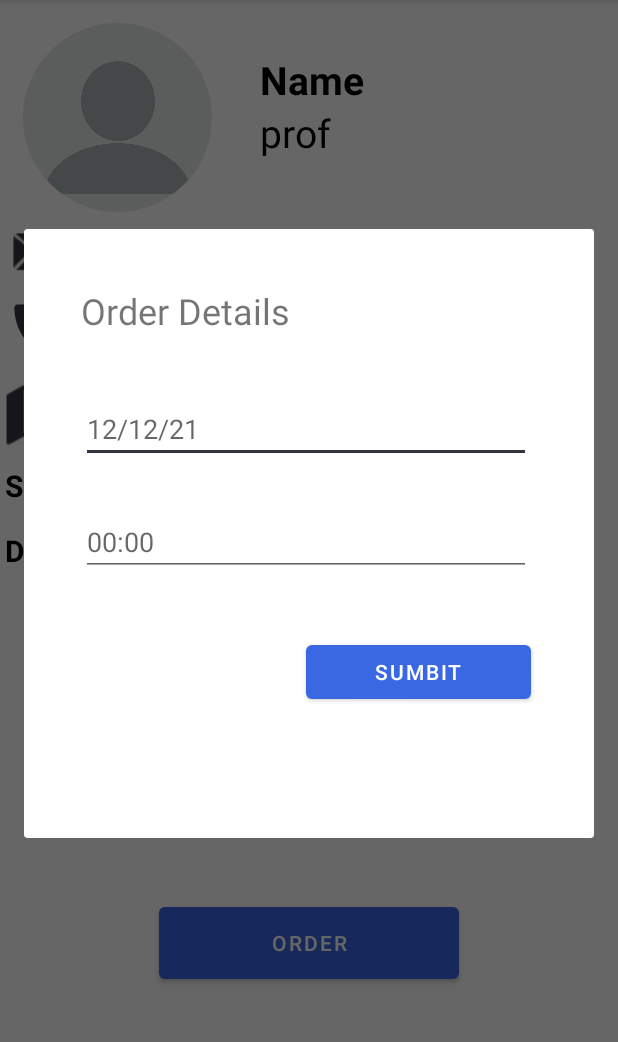
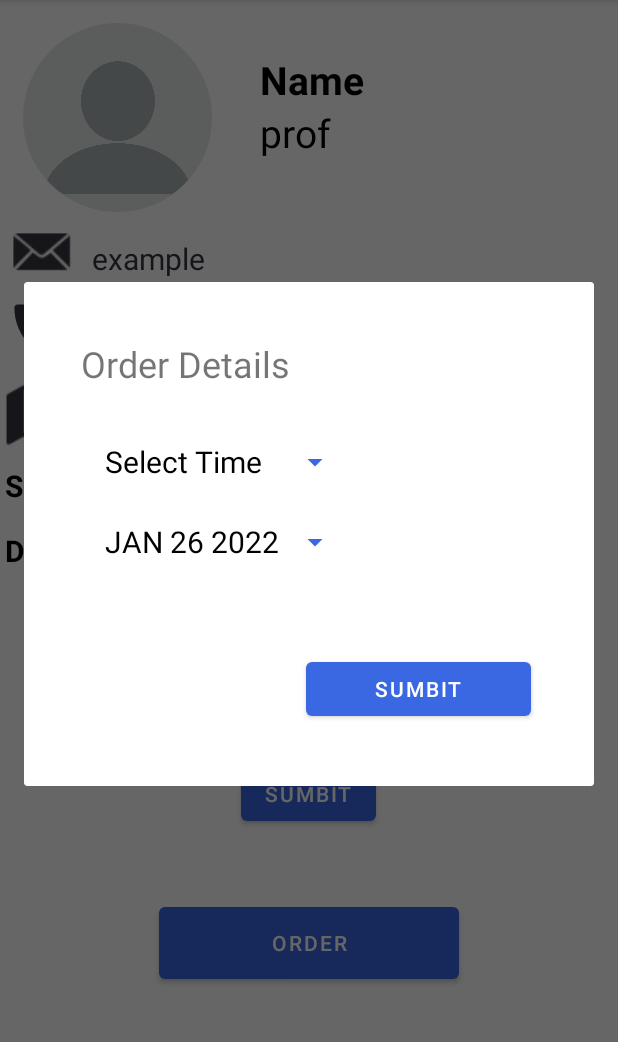
Before and after one commit to adimor1/HandIt, an Android app: the ProfessionalDetailsActivity screen opened directly, with no data from a screen before it, after a tap on "ORDER", on a phone screen of 412 x 824 dp, the part 84-1126 px from its top. Run offline under Robolectric (Android 15) with nearby library versions, the phone set to English and light mode, and no system bars; our stand-ins replace CircleImageView, Firebase (no records; nobody signed in at launch, a user with empty details on screens opened directly), Picasso; pictures from the network do not load.

Commit message:
finish order with date & time picker

```diff
--- a/app/src/main/java/com/example/myapplication/Activities/ProfessionalDetailsActivity.java
+++ b/app/src/main/java/com/example/myapplication/Activities/ProfessionalDetailsActivity.java
@@ -3,17 +3,24 @@ package com.example.myapplication.Activities;
 import androidx.annotation.NonNull;
 import androidx.appcompat.app.AppCompatActivity;
 
+import android.app.AlertDialog;
+import android.app.DatePickerDialog;
 import android.app.Dialog;
+import android.app.TimePickerDialog;
 import android.net.Uri;
 import android.os.Bundle;
+import android.text.Editable;
+import android.text.TextWatcher;
 import android.view.View;
 import android.view.Window;
 import android.widget.Button;
+import android.widget.DatePicker;
 import android.widget.EditText;
 import android.widget.ImageView;
 import android.widget.RatingBar;
 import android.widget.TextClock;
 import android.widget.TextView;
+import android.widget.TimePicker;
 import android.widget.Toast;
 
 import com.example.myapplication.Models.LoginUser;
@@ -31,7 +38,9 @@ import com.google.firebase.storage.StorageReference;
 import com.squareup.picasso.Picasso;
 
 import java.text.DateFormat;
+import java.util.Calendar;
 import java.util.HashMap;
+import java.util.Locale;
 
 public class ProfessionalDetailsActivity extends AppCompatActivity {
 
@@ -50,6 +59,11 @@ public class ProfessionalDetailsActivity extends AppCompatActivity {
     private ImageView imageDetails;
     private RatingBar rBar;
     private Button btn;
+    Button timeButton;
+    int hour;
+    int minute;
+    private DatePickerDialog datePickerDialog;
+    Button dateButton;
 
     DatabaseReference databaseReference;
     StorageReference storageReference;
@@ -156,24 +170,33 @@ public class ProfessionalDetailsActivity extends AppCompatActivity {
         dialog.requestWindowFeature(Window.FEATURE_NO_TITLE);
         dialog.setCancelable(true);
         dialog.setContentView(R.layout.custom_dialog);
-        final EditText timeEt = dialog.findViewById(R.id.timeEt);
-        final EditText dateEt = dialog.findViewById(R.id.dateEt);
-
-
-
         Button submitButton = dialog.findViewById(R.id.submit_button);
+        timeButton = dialog.findViewById(R.id.timeButton);
+        initDatePicker();
+        dateButton=dialog.findViewById(R.id.dateButton);
+        dateButton.setText(getTodayDate());
 
         submitButton.setOnClickListener(new View.OnClickListener() {
             @Override
             public void onClick(View v) {
-                String time = timeEt.getText().toString();
-                String date = dateEt.getText().toString();
+                String date = dateButton.getText().toString();
+                String time = timeButton.getText().toString();
                 addOrder(emailFromTv, time, date);
                 dialog.dismiss();
             }
         });
         dialog.show();
     }
+
+    private String getTodayDate(){
+        Calendar cal = Calendar.getInstance();
+        int year = cal.get(Calendar.YEAR);
+        int month = cal.get(Calendar.MONTH);
+        month = month+1;
+        int day = cal.get(Calendar.DAY_OF_MONTH);
+        return makeDateString(day, month, year);
+    }
+
 
     private void addOrder(String emailPro, String time, String date){
         Order order= new Order(emailPro, LoginUser.getLoginEmail(), time, date);
@@ -187,4 +210,87 @@ public class ProfessionalDetailsActivity extends AppCompatActivity {
         return Math.ceil(finalRating * 2) / 2;
 
     }
+
+    public void popTimePicker(View view){
+        TimePickerDialog.OnTimeSetListener onTimeSetListener=new TimePickerDialog.OnTimeSetListener() {
+            @Override
+            public void onTimeSet(TimePicker view, int hourOfDay, int minute) {
+                hour = hourOfDay;
+                minute = minute;
+                timeButton.setText(String.format(Locale.getDefault(), "%02d:%02d", hour, minute));
+            }
+        };
+
+        int style = AlertDialog.THEME_HOLO_DARK;
+        TimePickerDialog timePickerDialog = new TimePickerDialog(this, style, onTimeSetListener, hour, minute, true);
+        timePickerDialog.setTitle("select time");
+        timePickerDialog.show();
+    }
+
+    private void initDatePicker(){
+        DatePickerDialog.OnDateSetListener dateSetListener= new DatePickerDialog.OnDateSetListener() {
+            @Override
+            public void onDateSet(DatePicker view, int year, int month, int day) {
+                month = month +1;
+                String date = makeDateString(day, month, year);
+                dateButton.setText(date);
+            }
+        };
+
+        Calendar cal = Calendar.getInstance();
+        int year = cal.get(Calendar.YEAR);
+        int month = cal.get(Calendar.MONTH);
+        int day = cal.get(Calendar.DAY_OF_MONTH);
+
+        int style = AlertDialog.THEME_HOLO_DARK;
+         datePickerDialog = new DatePickerDialog(this, style, dateSetListener, year, month, day);
+    }
+
+    private String makeDateString(int day, int month, int year){
+        return getMonthFormat(month) + " " + day + " " + year;
+    }
+
+    private String getMonthFormat(int month){
+        if(month==1){
+            return "JAN";
+        }
+        if(month==2){
+            return "FEB";
+        }
+        if(month==3){
+            return "MAR";
+        }
+        if(month==4){
+            return "APR";
+        }
+        if(month==5){
+            return "MAY";
+        }
+        if(month==6){
+            return "JUN";
+        }
+        if(month==7){
+            return "JUL";
+        }
+        if(month==8){
+            return "AUG";
+        }
+        if(month==9){
+            return "SEP";
+        }
+        if(month==10){
+            return "OCT";
+        }
+        if(month==11){
+            return "NOV";
+        }
+        if(month==12){
+            return "DEC";
+        }
+        return "JAN";
+    }
+
+    public void popDatePicker(View view){
+        datePickerDialog.show();
+    }
 }
--- a/app/src/main/res/layout/custom_dialog.xml
+++ b/app/src/main/res/layout/custom_dialog.xml
@@ -2,7 +2,7 @@
 <LinearLayout xmlns:android="http://schemas.android.com/apk/res/android"
     android:orientation="vertical"
     android:layout_width="350dp"
-    android:layout_height="350dp"
+    android:layout_height="280dp"
     android:layout_margin="28dp"
     android:padding="10dp"
     >
@@ -15,30 +15,37 @@
         android:layout_marginBottom="20dp"
         />
 
-    <EditText
-        android:id="@+id/dateEt"
-        android:layout_width="match_parent"
+    <Button
+        android:id="@+id/timeButton"
+        android:onClick="popTimePicker"
+        android:layout_marginTop="5dp"
+        android:layout_marginEnd="30dp"
+        android:text="Select Time"
+        android:layout_width="180dp"
         android:layout_height="wrap_content"
-        android:hint="12/12/21"
-        android:inputType="date"
-        android:layout_marginTop="20dp"
-        android:layout_marginEnd="30dp"/>
+        android:textColor="@color/black"
+        android:textSize="20sp"
+        style="?android:spinnerStyle"/>
 
-    <EditText
-        android:id="@+id/timeEt"
-        android:layout_width="match_parent"
+    <Button
+        android:layout_width="180dp"
         android:layout_height="wrap_content"
-        android:hint="00:00"
-        android:inputType="time"
-        android:layout_marginTop="30dp"
-        android:layout_marginEnd="30dp"/>
+        android:id="@+id/dateButton"
+        android:onClick="popDatePicker"
+        android:layout_marginTop="5dp"
+        android:layout_marginEnd="30dp"
+        android:text="Select Date"
+        android:textColor="@color/black"
+        android:textSize="20sp"
+        style="?android:spinnerStyle" />
 
     <Button
         android:layout_width="150dp"
         android:layout_height="wrap_content"
         android:layout_gravity="end"
         android:id="@+id/submit_button"
-        android:layout_marginTop="40dp"
+        android:layout_marginTop="50dp"
         android:layout_marginEnd="30dp"
         android:text="Sumbit"/>
+
 </LinearLayout>
```
